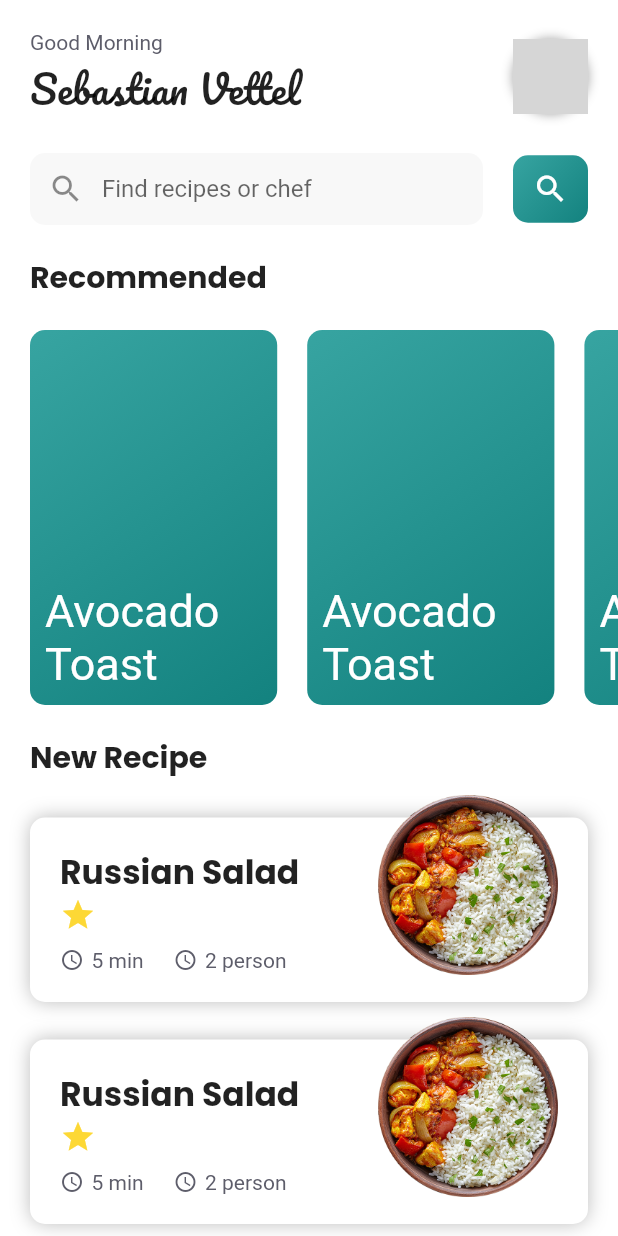
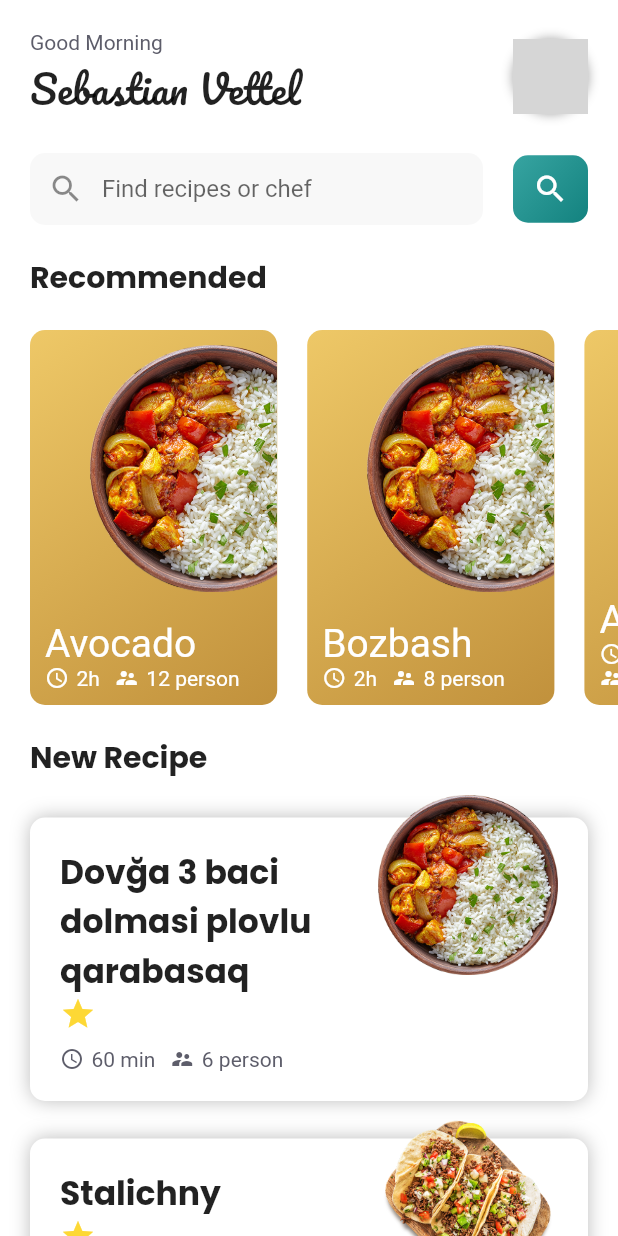
Before and after one commit to ismayilov1995/culinary, a Flutter app: the screen it shows after launch, on a phone screen of 412 x 824 dp. Run offline on Flutter 3.47's test engine with Material 2 defaults, Android fonts, the phone set to English and light mode, and no system bars; network calls fail; grey boxes are pictures that could not be loaded.

Commit message:
home ui 3

```diff
--- a/lib/ui/screens/home/home_screen.dart
+++ b/lib/ui/screens/home/home_screen.dart
@@ -44,10 +44,36 @@ class _LatestRecipesRow extends StatelessWidget {
             shrinkWrap: true,
             physics: ClampingScrollPhysics(),
             children: [
-              RecipeHorizontalCard(),
-              RecipeHorizontalCard(),
-              RecipeHorizontalCard(),
-              RecipeHorizontalCard(),
+              RecipeHorizontalCard(
+                'Dovğa 3 baci dolmasi plovlu qarabasaq',
+                person: '6',
+                prepareTime: '60 min',
+                imagePath: 'assets/images/haram1.png',
+              ),
+              RecipeHorizontalCard(
+                'Stalichny',
+                person: '8',
+                prepareTime: '40 min',
+                imagePath: 'assets/images/haram2.png',
+              ),
+              RecipeHorizontalCard(
+                'Chicken Soup',
+                person: '4',
+                prepareTime: '1h 30m',
+                imagePath: 'assets/images/haram3.png',
+              ),
+              RecipeHorizontalCard(
+                'Piti',
+                person: '2',
+                prepareTime: '3h',
+                imagePath: 'assets/images/haram4.png',
+              ),
+              RecipeHorizontalCard(
+                'Dolma',
+                person: '12',
+                prepareTime: '2h',
+                imagePath: 'assets/images/haram1.png',
+              ),
             ],
           ),
         ],
@@ -78,11 +104,24 @@ class _RecommendRecipesRow extends StatelessWidget {
             scrollDirection: Axis.horizontal,
             physics: BouncingScrollPhysics(),
             children: [
-              RecommendCard(),
-              RecommendCard(),
-              RecommendCard(),
-              RecommendCard(),
-              RecommendCard(),
+              RecommendCard(
+                'Avocado',
+                person: '12',
+                prepareTime: '2h',
+                imagePath: 'assets/images/haram1.png',
+              ),
+              RecommendCard(
+                'Bozbash',
+                person: '8',
+                prepareTime: '2h',
+                imagePath: 'assets/images/haram1.png',
+              ),
+              RecommendCard(
+                'Ayran',
+                person: '10',
+                prepareTime: '10 min',
+                imagePath: 'assets/images/haram1.png',
+              ),
             ],
           ),
         ),
--- /dev/null
+++ b/lib/ui/widgets/brief_info_widget.dart
@@ -0,0 +1,44 @@
+import 'package:culinary_app/ui/widgets/widgets.dart';
+import 'package:flutter/material.dart';
+
+class BriefInfoWidget extends StatelessWidget {
+  BriefInfoWidget(this.prepareTime, this.person, {this.color = kTextColor});
+
+  final String prepareTime, person;
+  final Color color;
+
+  @override
+  Widget build(BuildContext context) {
+    return Wrap(
+      // mainAxisSize: MainAxisSize.min,
+      children: [
+        Icon(
+          Icons.access_time,
+          color: color,
+          size: 16,
+        ),
+        SizedBox(width: 5),
+        AppText(
+          prepareTime,
+          color: color,
+        ),
+        SizedBox(width: 10),
+        Row(
+          mainAxisSize: MainAxisSize.min,
+          children: [
+            Icon(
+              Icons.supervisor_account,
+              color: color,
+              size: 16,
+            ),
+            SizedBox(width: 5),
+            AppText(
+              person + ' person',
+              color: color,
+            ),
+          ],
+        ),
+      ],
+    );
+  }
+}
--- a/lib/ui/widgets/colors.dart
+++ b/lib/ui/widgets/colors.dart
@@ -10,5 +10,11 @@ final LinearGradient kPrimaryGradient = LinearGradient(
     begin: Alignment.topLeft,
     end: Alignment.bottomRight,
     colors: [kBgColor, Color(0xFF13827F)]);
+final LinearGradient kAccentGradient = LinearGradient(
+    begin: Alignment.topLeft,
+    end: Alignment.bottomRight,
+    colors: [Color(0xFFEEC867), Color(0xFFC1913C)]);
+
+final kCardShadow = BoxShadow(color: Colors.grey[400], blurRadius: 10);
 
 const double kAppRadius = 10.0;
--- a/lib/ui/widgets/recipe_horizontal_card.dart
+++ b/lib/ui/widgets/recipe_horizontal_card.dart
@@ -2,63 +2,47 @@ import 'package:culinary_app/ui/widgets/widgets.dart';
 import 'package:flutter/material.dart';
 
 class RecipeHorizontalCard extends StatelessWidget {
+  RecipeHorizontalCard(
+    this.title, {
+    @required this.prepareTime,
+    @required this.person,
+    @required this.imagePath,
+    this.onPressed,
+  });
+
+  final String title, prepareTime, person, imagePath;
+  final VoidCallback onPressed;
+
   @override
   Widget build(BuildContext context) {
-    return Stack(
+    final size = MediaQuery.of(context).size;
+    return InkWell(
+      onTap: onPressed,
+      child: Stack(
         children: [
           Container(
+            width: double.infinity,
             margin: EdgeInsets.only(top: 25),
             padding: EdgeInsets.all(20.0),
             decoration: BoxDecoration(
                 color: Colors.white,
                 borderRadius: BorderRadius.circular(kAppRadius),
-              boxShadow: [
-                BoxShadow(color: Colors.grey[400], blurRadius: 10),
-              ]),
+                boxShadow: [kCardShadow]),
             child: Column(
               crossAxisAlignment: CrossAxisAlignment.start,
               children: [
-              AppText(
-                'Russian Salad',
+                SizedBox(
+                  width: size.width - 200,
+                  child: AppText(
+                    title,
                     fontSize: 22,
                     font: 'Poppins',
                     fontWeight: FontWeight.w700,
                   ),
+                ),
                 Icon(Icons.grade, color: Colors.yellow[600]),
                 SizedBox(height: 10),
-              Row(
-                children: [
-                  Row(
-                    children: [
-                      Icon(
-                        Icons.access_time,
-                        color: kTextColor,
-                        size: 16,
-                      ),
-                      SizedBox(width: 5),
-                      AppText(
-                        '5 min',
-                        color: kTextColor,
-                      ),
-                    ],
-                  ),
-                  SizedBox(width: 20),
-                  Row(
-                    children: [
-                      Icon(
-                        Icons.access_time,
-                        color: kTextColor,
-                        size: 16,
-                      ),
-                      SizedBox(width: 5),
-                      AppText(
-                        '2 person',
-                        color: kTextColor,
-                      ),
-                    ],
-                  ),
-                ],
-              )
+                BriefInfoWidget(prepareTime, person)
               ],
             ),
           ),
@@ -66,11 +50,13 @@ class RecipeHorizontalCard extends StatelessWidget {
               top: 10,
               right: 20,
               child: Image.asset(
-              'assets/images/haram1.png',
+                imagePath,
                 height: 120,
                 width: 120,
+                fit: BoxFit.cover,
               ))
         ],
+      ),
     );
   }
 }
--- a/lib/ui/widgets/recommend_card.dart
+++ b/lib/ui/widgets/recommend_card.dart
@@ -3,23 +3,58 @@ import 'package:flutter/cupertino.dart';
 import 'package:flutter/material.dart';
 
 class RecommendCard extends StatelessWidget {
+  RecommendCard(
+    this.title, {
+    @required this.prepareTime,
+    @required this.person,
+    @required this.imagePath,
+    this.onPressed,
+  });
+
+  final String title, prepareTime, person, imagePath;
+  final VoidCallback onPressed;
+
   @override
   Widget build(BuildContext context) {
-    return Container(
+    final size = MediaQuery.of(context).size;
+    return InkWell(
+      onTap: onPressed,
+      child: Container(
           height: 250,
           margin: const EdgeInsets.only(right: 20.0),
-      padding: const EdgeInsets.all(10.0),
-      width: MediaQuery.of(context).size.width * 0.4,
+          width: size.width * 0.4,
           alignment: Alignment.bottomLeft,
           decoration: BoxDecoration(
             borderRadius: BorderRadius.circular(kAppRadius),
-        gradient: kPrimaryGradient,
+            gradient: kAccentGradient,
           ),
-      child: AppText(
-        'Avocado Toast',
-        fontSize: 30,
+          child: ClipRRect(
+            borderRadius: BorderRadius.circular(kAppRadius),
+            child: Stack(
+              children: [
+                Positioned(
+                  top: 10,
+                  left: 40,
+                  child: Image.asset(imagePath, width: size.width * 0.4),
+                ),
+                Padding(
+                  padding: const EdgeInsets.only(left: 10.0, bottom: 10.0),
+                  child: Column(
+                    crossAxisAlignment: CrossAxisAlignment.stretch,
+                    mainAxisAlignment: MainAxisAlignment.end,
+                    children: [
+                      AppText(
+                        title,
+                        fontSize: 26,
                         color: Colors.white,
                       ),
+                      BriefInfoWidget(prepareTime, person, color: Colors.white)
+                    ],
+                  ),
+                ),
+              ],
+            ),
+          )),
     );
   }
 }
--- a/lib/ui/widgets/widgets.dart
+++ b/lib/ui/widgets/widgets.dart
@@ -4,3 +4,4 @@ export 'app_text.dart';
 export 'search_button.dart';
 export 'recommend_card.dart';
 export 'recipe_horizontal_card.dart';
+export 'brief_info_widget.dart';
```
Also changed, not shown: assets/images/haram2.png (added), assets/images/haram3.png (added), assets/images/haram4.png (added). Lines whose indentation alone changed are shown as unchanged.
